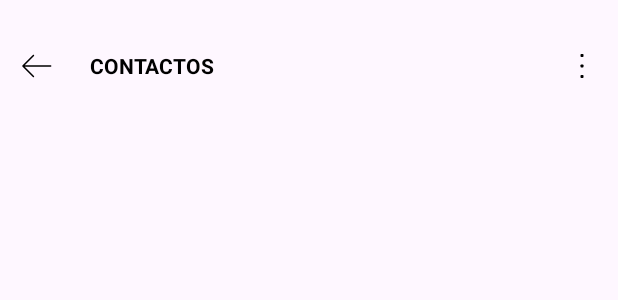
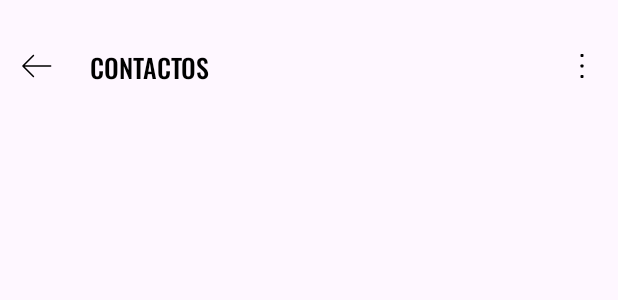
Before and after one commit to miguelpereztrujillo21/RandomUserApp, an Android app: the layout toolbar.xml on its own in the app's theme, with its tools: preview values and no code run, on a phone screen of 412 x 824 dp. Shown: the top 300 px of the screen. Run offline under Robolectric (Android 15) with nearby library versions, the phone set to English and light mode, and no system bars.

Commit message:
Fix warnings in project

```diff
--- a/app/src/main/java/com/example/randomuserapp/adapters/UserAdapter.kt
+++ b/app/src/main/java/com/example/randomuserapp/adapters/UserAdapter.kt
@@ -35,9 +35,8 @@ class UserAdapter(private val context: Context, private val clickListener: Click
                 context.getString(R.string.user_full_name, item.name.first, item.name.last)
             binding.emailUserItem.text = item.email
             binding.containerUserItem.setOnClickListener {
-                clickListener.onClick(adapterPosition)
+                clickListener.onClick(absoluteAdapterPosition)
             }
-
         }
 
         companion object {
--- a/app/src/main/java/com/example/randomuserapp/api/Api.kt
+++ b/app/src/main/java/com/example/randomuserapp/api/Api.kt
@@ -8,6 +8,9 @@ import retrofit2.http.Query
 interface Api {
 
     @GET("api/")
-    suspend fun getUsers(@Query("page") page: Int? = null): Response<UserResponse>
+    suspend fun getUsers(
+        @Query("page") page: Int? = null,
+        @Query("results") results: Int? = null
+    ): Response<UserResponse>
 
 }
--- a/app/src/main/java/com/example/randomuserapp/api/ApiRepository.kt
+++ b/app/src/main/java/com/example/randomuserapp/api/ApiRepository.kt
@@ -4,6 +4,7 @@ import com.example.randomuserapp.models.UserResponse
 
 interface ApiRepository {
     suspend fun getUsers(
-        page: Int? = null
+        page: Int? = null,
+        results: Int? = null
     ): UserResponse
 }
--- a/app/src/main/java/com/example/randomuserapp/api/ApiRepositoryImpl.kt
+++ b/app/src/main/java/com/example/randomuserapp/api/ApiRepositoryImpl.kt
@@ -4,7 +4,7 @@ import com.example.randomuserapp.models.UserResponse
 import com.google.gson.JsonParser
 
 class ApiRepositoryImpl(private val api: Api) : ApiRepository {
-    override suspend fun getUsers(page: Int?): UserResponse {
+    override suspend fun getUsers(page: Int?, results:Int?): UserResponse {
         return try {
             val response = api.getUsers(page)
             if (response.isSuccessful) {
@@ -12,7 +12,7 @@ class ApiRepositoryImpl(private val api: Api) : ApiRepository {
             } else {
                 val jsonObject = JsonParser().parse(response.errorBody()?.string()).asJsonObject
                 val errorValue = jsonObject.get("error").asString
-                throw Exception("Error en la solicitud: ${response.code()}")
+                throw Exception("Error en la solicitud: ${response.code()} + $errorValue")
             }
         } catch (e: Exception) {
             throw e
--- a/app/src/main/java/com/example/randomuserapp/helpers/Constants.kt
+++ b/app/src/main/java/com/example/randomuserapp/helpers/Constants.kt
@@ -1,8 +1,4 @@
 package com.example.randomuserapp.helpers
-
-import android.provider.Settings.Global.getString
-import com.example.randomuserapp.R
-import com.example.randomuserapp.models.User
 
 object Constants {
     const val BUNDLE_KEY_USER = "user"
--- a/app/src/main/java/com/example/randomuserapp/modules/detail/ProfileDetailActivity.kt
+++ b/app/src/main/java/com/example/randomuserapp/modules/detail/ProfileDetailActivity.kt
@@ -20,7 +20,6 @@ import com.google.gson.Gson
 class ProfileDetailActivity : AppCompatActivity(), OnMapReadyCallback {
 
     private lateinit var binding: ActivityDetailProfileBinding
-    private lateinit var mMap: GoogleMap
     private var user: User? = null
 
     override fun onCreate(savedInstanceState: Bundle?) {
--- a/app/src/main/java/com/example/randomuserapp/modules/main/MainActivity.kt
+++ b/app/src/main/java/com/example/randomuserapp/modules/main/MainActivity.kt
@@ -1,13 +1,10 @@
 package com.example.randomuserapp.modules.main
 
 import android.content.Intent
+import android.os.Bundle
 import androidx.appcompat.app.AppCompatActivity
-import android.os.Bundle
 import androidx.databinding.DataBindingUtil
 import androidx.lifecycle.ViewModelProvider
-import androidx.lifecycle.viewmodel.viewModelFactory
-import androidx.recyclerview.widget.GridLayoutManager
-import androidx.recyclerview.widget.RecyclerView
 import com.example.randomuserapp.R
 import com.example.randomuserapp.adapters.UserAdapter
 import com.example.randomuserapp.api.ApiRepositoryImpl
--- a/app/src/main/res/layout/toolbar.xml
+++ b/app/src/main/res/layout/toolbar.xml
@@ -21,10 +21,11 @@
             android:layout_width="0dp"
             android:layout_height="wrap_content"
             android:layout_gravity="center"
-            android:layout_margin="@dimen/mid_margin"
+            android:layout_marginHorizontal="@dimen/mid_margin"
             android:layout_weight="1"
-            android:textStyle="bold"
+            android:textSize="17sp"
             android:textColor="@color/black"
+            android:fontFamily="@font/oswald_medium"
             tools:text="CONTACTOS" />
 
         <ImageView
```
Also changed, not shown: app/src/main/java/com/example/randomuserapp/api/UserPaginSource.kt (+5 -9 lines), app/src/main/java/com/example/randomuserapp/modules/main/MainViewModel.kt (+3 -4 lines), app/src/main/res/font/oswald.ttf (added), app/src/main/res/font/oswald_medium.ttf (added).
